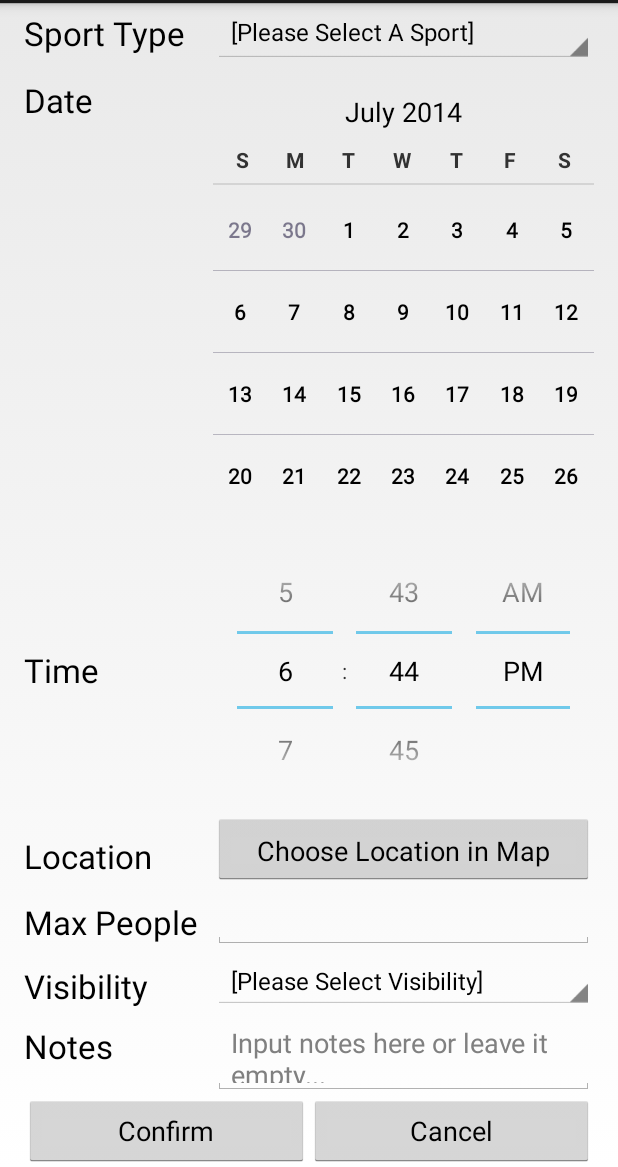
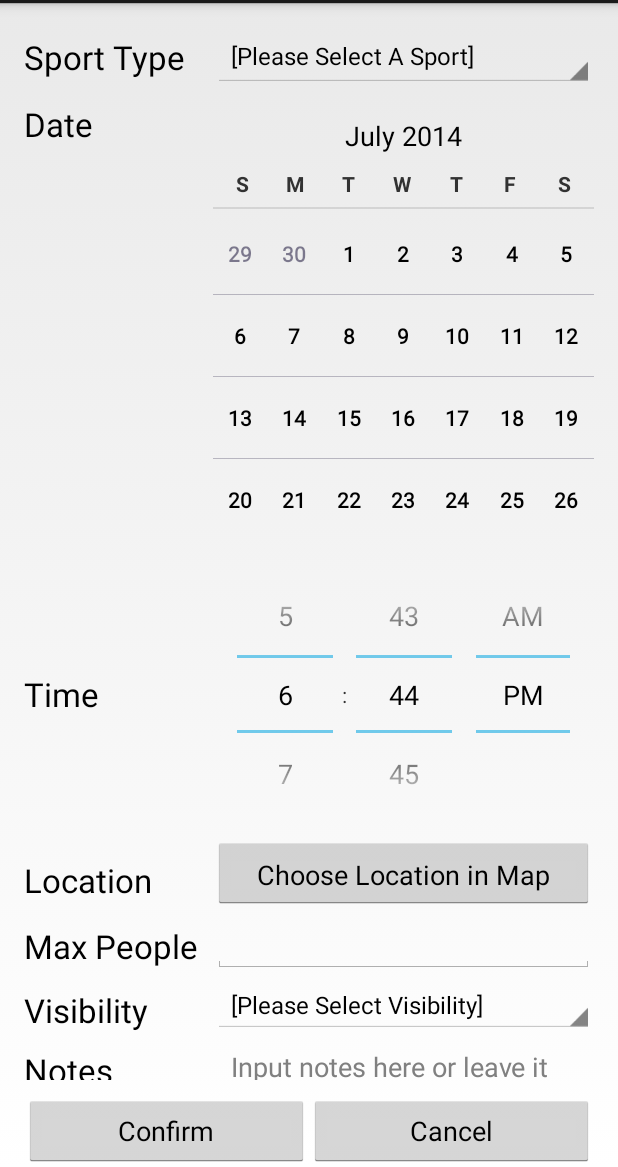
Before and after one commit to happyWinner/SportsBuddy, an Android app: the NewEventActivity screen opened directly, with no data from a screen before it, on a phone screen of 412 x 824 dp, the part 69-1236 px from its top. Run offline under Robolectric (Android 15) with nearby library versions, the phone set to English and light mode, and no system bars; 1 statement that could not run was skipped.

Commit message:
Rearrange the new event view. Show events in Google Map as markers.

```diff
--- a/app/src/main/java/com/qianchen/sportsbuddy/MainActivity.java
+++ b/app/src/main/java/com/qianchen/sportsbuddy/MainActivity.java
@@ -8,6 +8,7 @@ import android.content.Intent;
 import android.net.Uri;
 import android.os.Bundle;
 import android.support.v13.app.FragmentPagerAdapter;
+import android.support.v13.app.FragmentStatePagerAdapter;
 import android.support.v4.app.FragmentActivity;
 import android.support.v4.view.ViewPager;
 import android.view.LayoutInflater;
@@ -98,7 +99,6 @@ public class MainActivity extends FragmentActivity implements ActionBar.TabListe
     @Override
     public boolean onCreateOptionsMenu(Menu menu) {
         // Inflate the menu; this adds items to the action bar if it is present.
-        invalidateOptionsMenu();
         return true;
     }
 
@@ -162,7 +162,7 @@ public class MainActivity extends FragmentActivity implements ActionBar.TabListe
      * A {@link FragmentPagerAdapter} that returns a fragment corresponding to
      * one of the sections/tabs/pages.
      */
-    public class SectionsPagerAdapter extends FragmentPagerAdapter {
+    public class SectionsPagerAdapter extends FragmentStatePagerAdapter {
 
         public SectionsPagerAdapter(FragmentManager fm) {
             super(fm);
--- a/app/src/main/java/com/qianchen/sportsbuddy/NewEventActivity.java
+++ b/app/src/main/java/com/qianchen/sportsbuddy/NewEventActivity.java
@@ -188,6 +188,7 @@ public class NewEventActivity extends Activity {
             event.setLongitude(latLng.longitude);
             event.setAddressText(addressText);
             event.setMaxPeople(Integer.parseInt(maxPeople));
+            event.setCurrentPeople(1);
             event.setVisibility(visibility);
             event.setNotes(notes);
             event.saveInBackground(new SaveEventCallback());
--- a/app/src/main/res/layout/activity_new_event.xml
+++ b/app/src/main/res/layout/activity_new_event.xml
@@ -1,19 +1,25 @@
 <RelativeLayout
-    android:orientation="vertical"
     android:layout_width="fill_parent"
     android:layout_height="fill_parent"
     android:paddingLeft="@dimen/activity_horizontal_margin"
     android:paddingRight="@dimen/activity_horizontal_margin"
+    android:paddingTop="@dimen/activity_vertical_margin"
     android:id="@+id/relative_layout"
-    xmlns:android="http://schemas.android.com/apk/res/android">
+    xmlns:android="http://schemas.android.com/apk/res/android" >
+
+    <ScrollView
+        android:layout_width="fill_parent"
+        android:layout_height="wrap_content"
+        android:layout_alignParentTop="true"
+        android:layout_alignParentLeft="true"
+        android:layout_above="@+id/linear_layout">
 
         <RelativeLayout
             android:layout_width="fill_parent"
             android:layout_height="wrap_content"
             android:layout_alignParentTop="true"
             android:layout_alignParentLeft="true"
-        android:layout_alignParentStart="true"
-        android:layout_above="@+id/linear_layout">
+            android:layout_alignParentStart="true" >
 
             <TextView
                 android:layout_width="wrap_content"
@@ -186,13 +192,16 @@
                 android:layout_alignParentEnd="true"
                 android:paddingTop="@dimen/padding_vertical" />
         </RelativeLayout>
+    </ScrollView>
 
     <LinearLayout
         android:id="@+id/linear_layout"
         android:orientation="horizontal"
         android:layout_width="fill_parent"
         android:layout_height="wrap_content"
-        android:layout_alignParentBottom="true">
+        android:layout_alignParentBottom="true"
+        android:layout_alignParentEnd="true"
+        android:paddingTop="@dimen/padding_vertical" >
 
         <Button
             android:layout_width="0dp"
```
Also changed, not shown: app/src/main/java/com/qianchen/sportsbuddy/Event.java (+9 -0 lines), app/src/main/java/com/qianchen/sportsbuddy/EventFragment.java (+69 -18 lines). Lines whose indentation alone changed are shown as unchanged.
